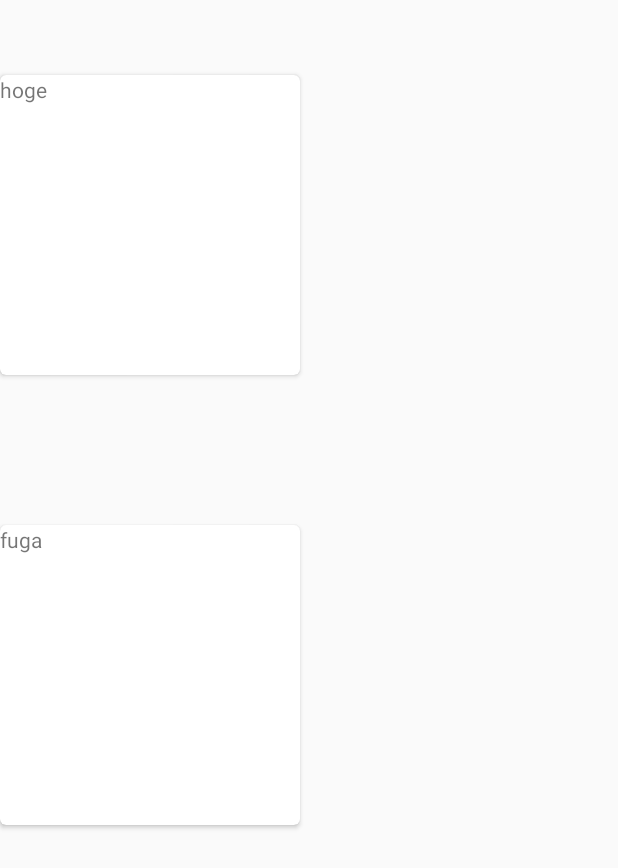
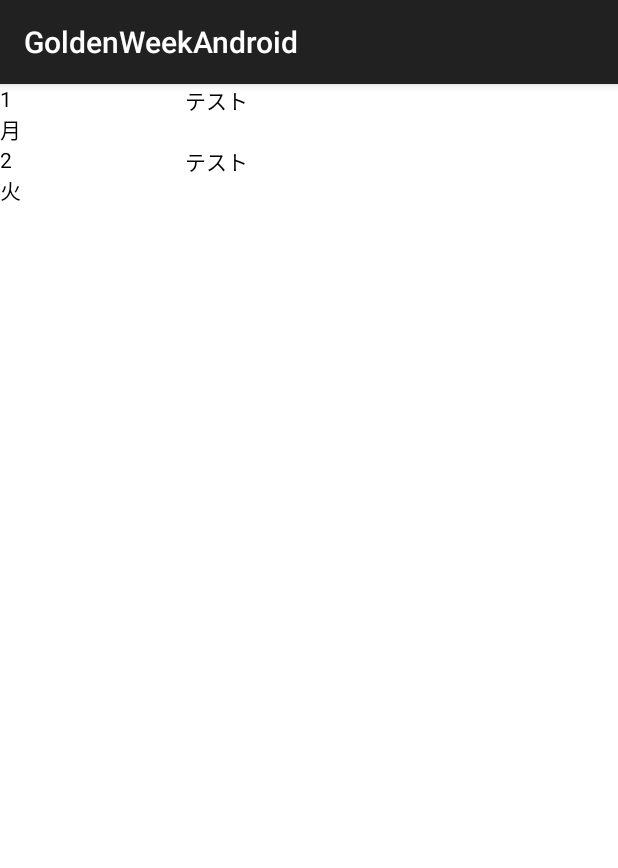
Before and after one commit to cpslab/GoldenProfiles, an Android app: the screen it shows after launch (MyActivity), on a phone screen of 412 x 824 dp. Shown: the top 868 px of the screen. Run offline under Robolectric (Android 15) with nearby library versions, the phone set to English and light mode, and no system bars.

Commit message:
Fix: Layout

```diff
--- /dev/null
+++ b/app/src/main/java/com/elzup/goldenweekandroid/DayItem.java
@@ -0,0 +1,38 @@
+package com.elzup.goldenweekandroid;
+
+public class DayItem {
+    private String dateText;
+    private String dayText;
+    private String text;
+
+    public String getDateText() {
+        return dateText;
+    }
+
+    public void setDateText(String dateText) {
+        this.dateText = dateText;
+    }
+
+    public String getDayText() {
+        return dayText;
+    }
+
+    public void setDayText(String dayText) {
+        this.dayText = dayText;
+    }
+
+    public String getText() {
+        return text;
+    }
+
+    public void setText(String text) {
+        this.text = text;
+    }
+
+    public DayItem(String dateText, String dayText, String text) {
+        this.dateText = dateText;
+        this.dayText = dayText;
+        this.text = text;
+    }
+
+}
--- a/app/src/main/java/com/elzup/goldenweekandroid/MyActivity.java
+++ b/app/src/main/java/com/elzup/goldenweekandroid/MyActivity.java
@@ -31,8 +31,9 @@ public class MyActivity extends Activity {
 
             // specify an adapter (see also next example)
             ArrayList<DayItem> dayItems = new ArrayList<>();
-            String[] myDataset = new String[]{ "hoge", "fuga" };
-            mAdapter = new MyAdapter(myDataset);
+            dayItems.add(new DayItem("1", "月", "テスト"));
+            dayItems.add(new DayItem("2", "火", "テスト"));
+            mAdapter = new MyAdapter(dayItems);
             mRecyclerView.setAdapter(mAdapter);
         }
 
--- a/app/src/main/java/com/elzup/goldenweekandroid/MyAdapter.java
+++ b/app/src/main/java/com/elzup/goldenweekandroid/MyAdapter.java
@@ -7,23 +7,29 @@ import android.view.View;
 import android.view.ViewGroup;
 import android.widget.TextView;
 
+import java.util.ArrayList;
+
 public class MyAdapter extends RecyclerView.Adapter<MyAdapter.ViewHolder> {
-    private String[] mDataset;
+    private ArrayList<DayItem> mDataset;
 
     // Provide a reference to the views for each data item
     // Complex data items may need more than one view per item, and
     // you provide access to all the views for a data item in a view holder
     public static class ViewHolder extends RecyclerView.ViewHolder {
         // each data item is just a string in this case
-        public TextView mTextView;
+        public TextView dateTextView;
+        public TextView dayTextView;
+        public TextView mainTextView;
         public ViewHolder(View v) {
             super(v);
-            mTextView = (TextView) v.findViewById(R.id.info_text);
+            dateTextView = (TextView) v.findViewById(R.id.date_text);
+            dayTextView = (TextView) v.findViewById(R.id.day_text);
+            mainTextView = (TextView) v.findViewById(R.id.info_text);
         }
     }
 
     // Provide a suitable constructor (depends on the kind of dataset)
-    public MyAdapter(String[] myDataset) {
+    public MyAdapter(ArrayList<DayItem> myDataset) {
         mDataset = myDataset;
     }
 
@@ -45,13 +51,16 @@ public class MyAdapter extends RecyclerView.Adapter<MyAdapter.ViewHolder> {
     public void onBindViewHolder(ViewHolder holder, int position) {
         // - get element from your dataset at this position
         // - replace the contents of the view with that element
-        holder.mTextView.setText(mDataset[position]);
+        DayItem item = mDataset.get(position);
+        holder.dayTextView.setText(item.getDayText());
+        holder.dateTextView.setText(item.getDateText());
+        holder.mainTextView.setText(item.getText());
 
     }
 
     // Return the size of your dataset (invoked by the layout manager)
     @Override
     public int getItemCount() {
-        return mDataset.length;
+        return mDataset.size();
     }
 }
--- a/app/src/main/res/layout/my_activity.xml
+++ b/app/src/main/res/layout/my_activity.xml
@@ -7,6 +7,7 @@
         android:id="@+id/my_recycler_view"
         android:scrollbars="vertical"
         android:layout_width="match_parent"
+        android:background="@android:color/white"
         android:layout_height="match_parent"/>
 
 </LinearLayout>
--- a/app/src/main/res/layout/my_text_view.xml
+++ b/app/src/main/res/layout/my_text_view.xml
@@ -1,20 +1,37 @@
 <?xml version="1.0" encoding="utf-8"?>
 <LinearLayout xmlns:android="http://schemas.android.com/apk/res/android"
-    xmlns:card_view="http://schemas.android.com/apk/res-auto"
-    android:layout_height="300dip"
-    android:layout_width="match_parent">
+    android:layout_width="match_parent"
+    android:layout_height="wrap_content"
+    android:background="@android:color/white"
+    android:orientation="horizontal">
 
-    <android.support.v7.widget.CardView
-        xmlns:card_view="http://schemas.android.com/apk/res-auto"
-        android:id="@+id/card_view"
-        android:layout_gravity="center"
-        android:layout_width="200dp"
-        android:layout_height="200dp"
-        card_view:cardCornerRadius="4dp">
+    <LinearLayout
+        android:layout_width="0dip"
+        android:layout_height="wrap_content"
+        android:orientation="vertical"
+        android:layout_weight="0.3">
 
         <TextView
-            android:id="@+id/info_text"
-            android:layout_width="match_parent"
-            android:layout_height="match_parent" />
-    </android.support.v7.widget.CardView>
+            android:id="@+id/date_text"
+            android:layout_width="wrap_content"
+            android:layout_height="wrap_content"
+            android:text="99"
+            android:textColor="@android:color/black" />
+
+        <TextView
+            android:id="@+id/day_text"
+            android:layout_width="wrap_content"
+            android:layout_height="wrap_content"
+            android:text="月"
+            android:textColor="@android:color/black" />
+    </LinearLayout>
+
+    <TextView
+        android:id="@+id/info_text"
+        android:layout_width="0dip"
+        android:layout_height="match_parent"
+        android:layout_weight="0.7"
+        android:text="本日の予定は〇〇です"
+        android:textColor="@android:color/black" />
+
 </LinearLayout>
--- a/app/src/main/res/values-v21/styles.xml
+++ b/app/src/main/res/values-v21/styles.xml
@@ -1,9 +1,10 @@
 <resources>
 
-    <style name="AppTheme.NoActionBar">
-        <item name="windowActionBar">false</item>
-        <item name="windowNoTitle">true</item>
-        <item name="android:windowDrawsSystemBarBackgrounds">true</item>
-        <item name="android:statusBarColor">@android:color/transparent</item>
+    <style name="AppTheme" parent="android:Theme.Material">
+        <!-- theme customizations -->
+        <item name="colorPrimary">@color/colorPrimary</item>
+        <item name="colorPrimaryDark">@color/colorPrimaryDark</item>
+        <item name="colorAccent">@color/colorAccent</item>
     </style>
+
 </resources>
--- a/app/src/main/res/values/styles.xml
+++ b/app/src/main/res/values/styles.xml
@@ -1,20 +1,3 @@
 <resources>
 
-    <!-- Base application theme. -->
-    <style name="AppTheme" parent="Theme.AppCompat.Light.DarkActionBar">
-        <!-- Customize your theme here. -->
-        <item name="colorPrimary">@color/colorPrimary</item>
-        <item name="colorPrimaryDark">@color/colorPrimaryDark</item>
-        <item name="colorAccent">@color/colorAccent</item>
-    </style>
-
-    <style name="AppTheme.NoActionBar">
-        <item name="windowActionBar">false</item>
-        <item name="windowNoTitle">true</item>
-    </style>
-
-    <style name="AppTheme.AppBarOverlay" parent="ThemeOverlay.AppCompat.Dark.ActionBar" />
-
-    <style name="AppTheme.PopupOverlay" parent="ThemeOverlay.AppCompat.Light" />
-
 </resources>
```
